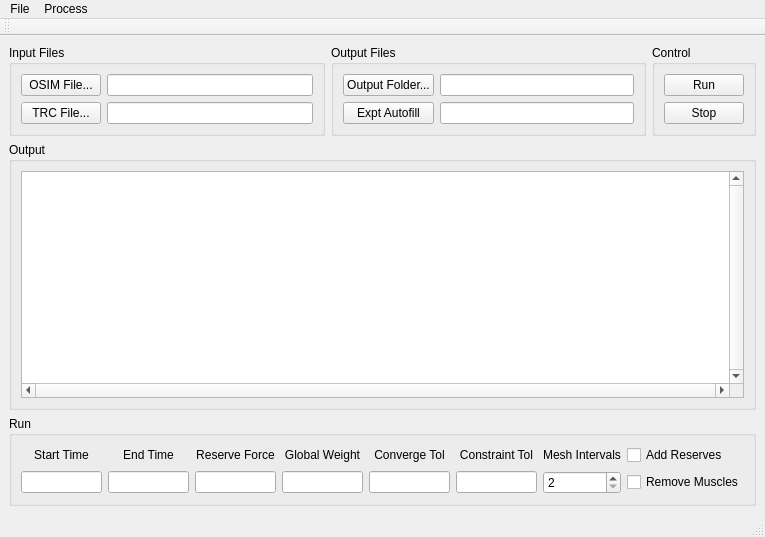
wol101/MocoTrackQt, file MainWindow.ui: the form before one commit.
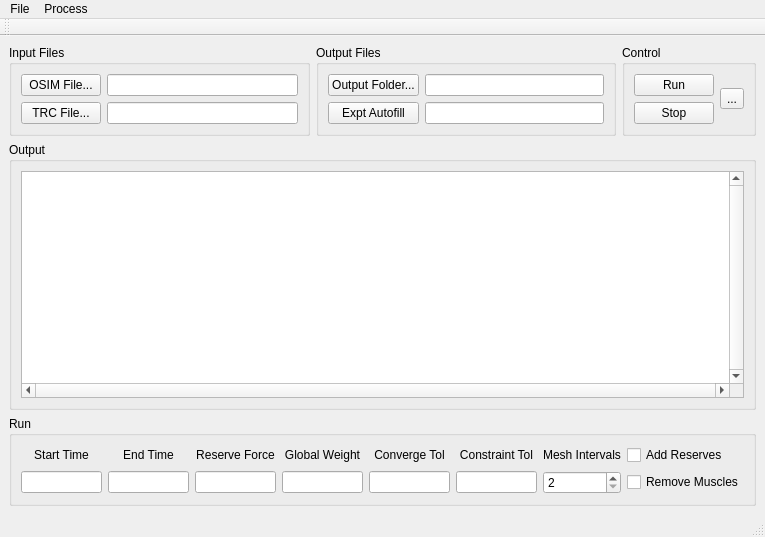
The form after the commit. Icons and pictures are not drawn. Custom widgets are drawn as their Qt base class.

Commit message: Animated running button

```diff
--- a/MainWindow.ui
+++ b/MainWindow.ui
@@ -86,6 +86,26 @@
          </property>
         </widget>
        </item>
+       <item row="0" column="1" rowspan="2">
+        <widget class="QToolButton" name="toolButtonBatch">
+         <property name="text">
+          <string>...</string>
+         </property>
+         <property name="icon">
+          <iconset resource="resources.qrc">
+           <normaloff>:/images/running_icon0.svg</normaloff>:/images/running_icon0.svg</iconset>
+         </property>
+         <property name="iconSize">
+          <size>
+           <width>50</width>
+           <height>50</height>
+          </size>
+         </property>
+         <property name="checkable">
+          <bool>false</bool>
+         </property>
+        </widget>
+       </item>
        <item row="1" column="0">
         <widget class="QPushButton" name="pushButtonStop">
          <property name="text">
```
Left out of the diff: 4 changed lines with no effect on the pictures. The commit also changes 17 other files.
